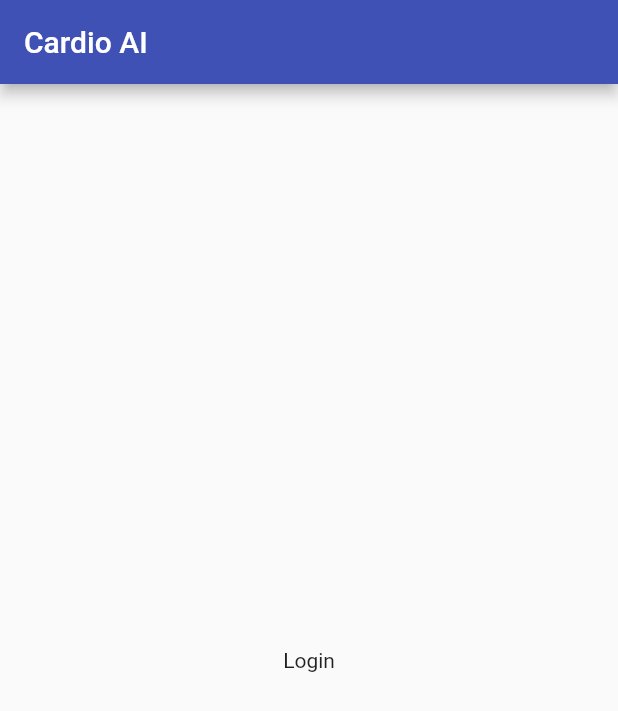
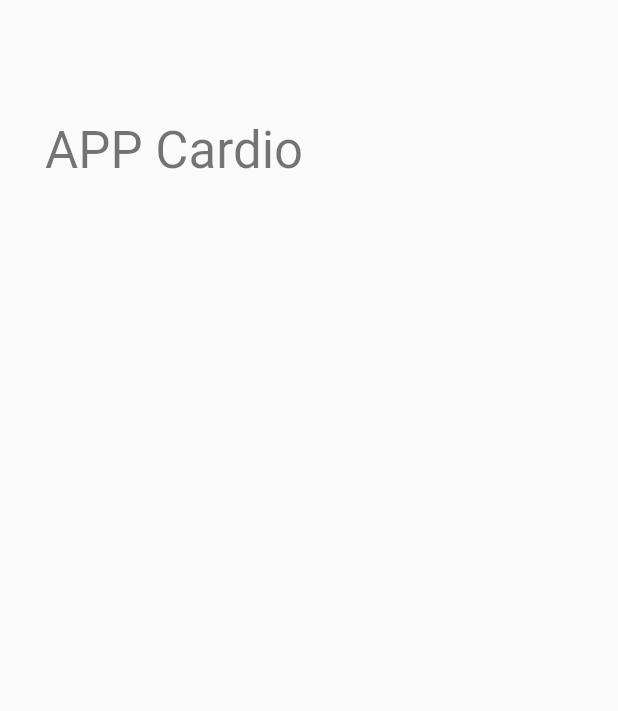
Before and after one commit to jesusigarmor/appCardio, a Flutter app: the screen it shows after launch, on a phone screen of 412 x 824 dp. Shown: the top 711 px of the screen. Run offline on Flutter 3.47's test engine with Material 2 defaults, Android fonts, the light colour scheme and no system bars.

Commit message:
Cree pantalla de bienvenida y pantalla previa con animacion

```diff
--- a/lib/main.dart
+++ b/lib/main.dart
@@ -1,3 +1,4 @@
+import 'package:appcardio/src/features/login/controllers/splash_screen.controller.dart';
 import 'package:flutter/material.dart';
 
 void main() => runApp(const MyApp());
@@ -12,7 +13,7 @@ class MyApp extends StatelessWidget {
           ThemeData(brightness: Brightness.light, primarySwatch: Colors.indigo),
       darkTheme: ThemeData(brightness: Brightness.dark),
       themeMode: ThemeMode.system,
-      home: AppHome(),
+      home: SplashScreen(),
     );
   }
 }
--- /dev/null
+++ b/lib/src/constants/colors.dart
@@ -0,0 +1,5 @@
+import 'package:flutter/material.dart';
+
+const tPrimaryColor = Color(0xFFFFE400);
+const tSecondaryColor = Color(0XFF272727);
+const tAccentColor = Color(0XFF001BFF);
--- /dev/null
+++ b/lib/src/constants/image_strings.dart
@@ -0,0 +1 @@
+const String tWelcomeScreenImage = "assets/images/prueba1.png";
--- /dev/null
+++ b/lib/src/constants/sizes.dart
@@ -0,0 +1,2 @@
+const tDefaultSize = 30.0;
+const tSplashContainterSize = 30.0;
--- /dev/null
+++ b/lib/src/constants/text_string.dart
@@ -0,0 +1,4 @@
+//Welcome Screen
+
+const String tWelcomeTitle = "APP Cardio";
+const String tWelcomeSubTitle = "Aplicacion";
--- /dev/null
+++ b/lib/src/features/login/controllers/splash_screen.controller.dart
@@ -0,0 +1,51 @@
+import 'package:appcardio/src/constants/image_strings.dart';
+import 'package:appcardio/src/constants/sizes.dart';
+import 'package:appcardio/src/constants/text_string.dart';
+import 'package:flutter/material.dart';
+
+class SplashScreen extends StatelessWidget {
+  const SplashScreen({Key? key}) : super(key: key);
+
+  @override
+  Widget build(BuildContext context) {
+    return Scaffold(
+        body: SafeArea(
+      child: Stack(
+        children: [
+          /*
+          Positioned(
+            top: 0,
+            left: 0,
+            child: Image(image: AssetImage(tWelcomeScreenImage)),
+          ),
+          */
+          Positioned(
+            top: 80,
+            left: tDefaultSize,
+            child: Column(
+              crossAxisAlignment: CrossAxisAlignment.start,
+              children: [
+                Text(
+                  tWelcomeTitle,
+                  style: Theme.of(context).textTheme.headlineMedium,
+                ),
+                /*
+                Text(
+                  tWelcomeSubTitle,
+                  style: Theme.of(context).textTheme.headlineMedium,
+                ),
+                */
+              ],
+            ),
+          ),
+          /*
+          Positioned(
+            bottom: 100,
+            child: Image(image: AssetImage(tWelcomeScreenImage)),
+          )
+          */
+        ],
+      ),
+    ));
+  }
+}
```
Also changed, not shown: lib/src/features/login/screens/welcome/welcome.screen.dart (added, +27 -0 lines), assets/images/prueba1.png (added), lib/src/features/login/screens/splash_screen/splash_screen.screen.dart (added).
